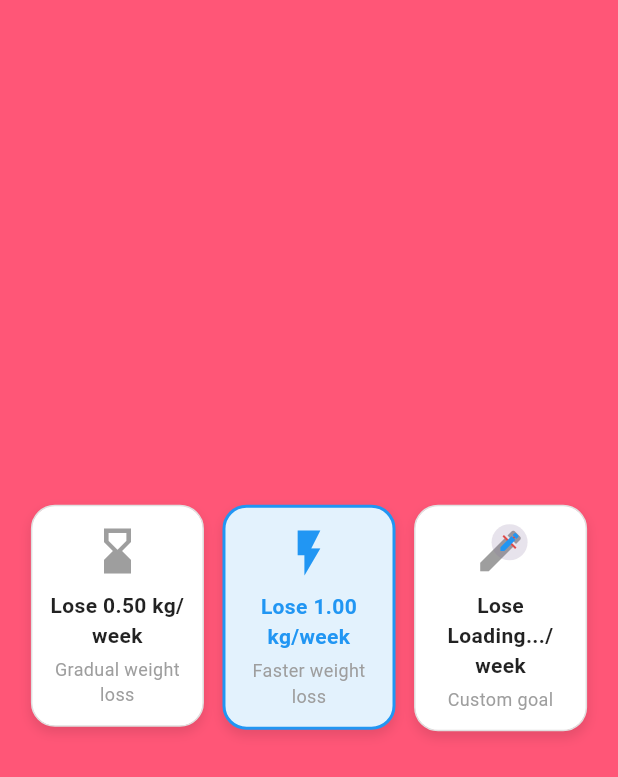
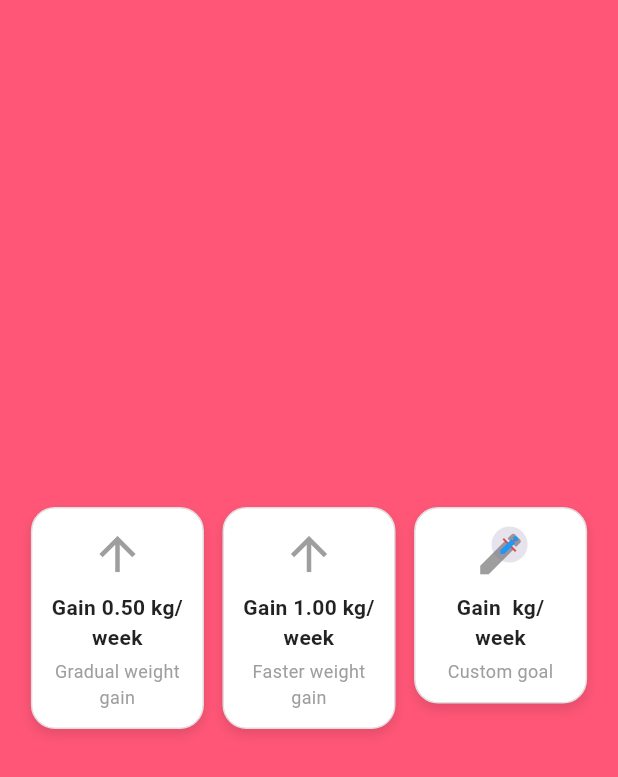
Before and after one commit to real-Hafez/lose_weight_eat_healthy, a Flutter app: the GoalCardList widget shown alone on an empty page, opened directly with empty values, on a phone screen of 412 x 824 dp. Shown: the top 777 px of the screen. Run offline on Flutter 3.47's test engine with Material 3 defaults, Android fonts, the phone set to English and light mode, and no system bars; our stand-ins replace animated_text_kit, auto_animated, auto_size_text, bloc, cached_network_image, cloud_firestore and 22 more; missing offline and left inert: country_flags, d_chart; accounts and stored records are empty.

Commit message:
if user wan to gain weight add it

```diff
--- a/lib/src/features/onboarding_pages/cubit/on-boarding/onboarding_cubit.dart
+++ b/lib/src/features/onboarding_pages/cubit/on-boarding/onboarding_cubit.dart
@@ -3,7 +3,7 @@ import 'package:flutter_bloc/flutter_bloc.dart';
 import 'package:lose_weight_eat_healthy/src/features/onboarding_pages/cubit/on-boarding/onboarding_state.dart';
 
 class OnboardingCubit extends Cubit<OnboardingState> {
-  final PageController _pageController = PageController(initialPage: 8);
+  final PageController _pageController = PageController(initialPage: 0);
 
   OnboardingCubit() : super(OnboardingState());
 
--- a/lib/src/features/onboarding_pages/pages/8_onboarding_Short_Term_goad/cubit/cubit/weight_goal_page_cubit.dart
+++ b/lib/src/features/onboarding_pages/pages/8_onboarding_Short_Term_goad/cubit/cubit/weight_goal_page_cubit.dart
@@ -34,7 +34,7 @@ class WeightGoalCubit extends Cubit<WeightGoalState> {
         weightUnit: prefs.getString('weightUnit') ?? 'kg',
         bodyFatPercentage: prefs.getDouble('bodyFatPercentage') ?? 1,
         customGoal: customGoal,
-    ));
+        selectedOption: 'Gain 1.0'));
   }
 
   // Future<void> selectCustomOption(double customGoal) async {
--- a/lib/src/features/onboarding_pages/pages/8_onboarding_Short_Term_goad/widgets/GoalCardList.dart
+++ b/lib/src/features/onboarding_pages/pages/8_onboarding_Short_Term_goad/widgets/GoalCardList.dart
@@ -18,51 +18,56 @@ class GoalCardList extends StatelessWidget {
   Widget build(BuildContext context) {
     return BlocBuilder<WeightGoalCubit, WeightGoalState>(
       builder: (context, state) {
+        final unit = state.weightUnit;
+        final userGoal = state.userGoal;
+        final isLoseWeight = userGoal == "Lose Weight";
+        final isGainWeight = userGoal == "Gain Weight";
+
         return Center(
           child: Wrap(
-            spacing: MediaQuery.sizeOf(context).width * .03,
-            runSpacing: MediaQuery.sizeOf(context).width * .02,
+            spacing: MediaQuery.sizeOf(context).width * 0.03,
+            runSpacing: MediaQuery.sizeOf(context).width * 0.02,
             alignment: WrapAlignment.center,
             children: [
-              GoalOptionCard(
-                title:
-                    "Lose ${context.read<WeightGoalCubit>().formatWeeklyLoss(0.5)}",
-                description: "Gradual weight loss",
-                icon: Icons.hourglass_bottom,
-                isSelected: state.selectedOption == "Lose 0.5 kg/week",
-                onTap: () => context
-                    .read<WeightGoalCubit>()
-                    .selectOption("Lose 0.5 kg/week"),
-              ),
-              GoalOptionCard(
-                title:
-                    "Lose ${context.read<WeightGoalCubit>().formatWeeklyLoss(1.0)}",
-                description: "Faster weight loss",
-                icon: Icons.flash_on,
-                isSelected: state.selectedOption == "Lose 1 kg/week",
-                onTap: () => context
-                    .read<WeightGoalCubit>()
-                    .selectOption("Lose 1 kg/week"),
-              ),
-              if (customGoal != null)
+              if (userGoal == "Maintain Weight")
                 GoalOptionCard(
-                  title: "Lose $customGoal ${state.userGoal}/week",
-                  description: "Custom goal",
-                  icon: Icons.edit,
-                  isSelected: state.selectedOption == "Custom",
-                  onTap: () =>
-                      context.read<WeightGoalCubit>().selectOption("Custom"),
-                  onDelete: () => onCustomGoalUpdated(null),
-                  onEdit: () => _showCustomInputDialog(context, state),
+                  title: "Maintain Current Weight",
+                  description: "Stay at your current weight.",
+                  icon: Icons.balance,
+                  isSelected: state.selectedOption == "Maintain Weight",
+                  onTap: () => context
+                      .read<WeightGoalCubit>()
+                      .selectOption("Maintain Weight"),
                 )
-              else
-                GoalOptionCard(
-                  title: "Custom Goal",
-                  description: "Set your own weekly goal",
-                  icon: Icons.edit,
-                  isSelected: state.selectedOption == "Custom",
-                  onTap: () => _showCustomInputDialog(context, state),
+              else ...[
+                _buildGoalOption(
+                  context: context,
+                  title:
+                      "${isLoseWeight ? "Lose" : "Gain"} ${context.read<WeightGoalCubit>().formatWeeklyLoss(0.5)}",
+                  description:
+                      "Gradual ${isLoseWeight ? "weight loss" : "weight gain"}",
+                  icon: isLoseWeight
+                      ? Icons.hourglass_bottom
+                      : Icons.arrow_upward,
+                  isSelected: state.selectedOption ==
+                      "${isLoseWeight ? "Lose" : "Gain"} 0.5",
+                  value: "${isLoseWeight ? "Lose" : "Gain"} 0.5",
                 ),
+                _buildGoalOption(
+                  context: context,
+                  title:
+                      "${isLoseWeight ? "Lose" : "Gain"} ${context.read<WeightGoalCubit>().formatWeeklyLoss(1.0)}",
+                  description:
+                      "Faster ${isLoseWeight ? "weight loss" : "weight gain"}",
+                  icon: isLoseWeight
+                      ? Icons.flash_on
+                      : Icons.arrow_upward_outlined,
+                  isSelected: state.selectedOption ==
+                      "${isLoseWeight ? "Lose" : "Gain"} 1.0",
+                  value: "${isLoseWeight ? "Lose" : "Gain"} 1.0",
+                ),
+                _buildCustomGoalOption(context, state),
+              ]
             ],
           ),
         );
@@ -70,8 +75,50 @@ class GoalCardList extends StatelessWidget {
     );
   }
 
+  Widget _buildGoalOption({
+    required BuildContext context,
+    required String title,
+    required String description,
+    required IconData icon,
+    required bool isSelected,
+    required String value,
+  }) {
+    return GoalOptionCard(
+      title: title,
+      description: description,
+      icon: icon,
+      isSelected: isSelected,
+      onTap: () => context.read<WeightGoalCubit>().selectOption(value),
+    );
+  }
+
+  Widget _buildCustomGoalOption(BuildContext context, WeightGoalState state) {
+    final unit = state.weightUnit;
+    final isLoseWeight = state.userGoal == "Lose Weight";
+
+    return customGoal != null
+        ? GoalOptionCard(
+            title: "${isLoseWeight ? "Lose" : "Gain"} $customGoal $unit/week",
+            description: "Custom goal",
+            icon: Icons.edit,
+            isSelected: state.selectedOption == "Custom",
+            onTap: () => context.read<WeightGoalCubit>().selectOption("Custom"),
+            onDelete: () => onCustomGoalUpdated(null),
+            onEdit: () => _showCustomInputDialog(context, state),
+          )
+        : GoalOptionCard(
+            title: "Custom Goal",
+            description: "Set your own weekly goal.",
+            icon: Icons.edit,
+            isSelected: state.selectedOption == "Custom",
+            onTap: () => _showCustomInputDialog(context, state),
+          );
+  }
+
   void _showCustomInputDialog(BuildContext context, WeightGoalState state) {
     final controller = TextEditingController();
+    final unit = state.weightUnit;
+    final isLoseWeight = state.userGoal == "Lose Weight";
 
     showDialog(
       context: context,
@@ -82,7 +129,7 @@ class GoalCardList extends StatelessWidget {
             mainAxisSize: MainAxisSize.min,
             children: [
               Text(
-                "Enter your desired weekly weight loss goal (${state.weightUnit}):",
+                "Enter your desired weekly ${isLoseWeight ? "weight loss" : "weight gain"} goal ($unit):",
                 style: const TextStyle(fontSize: 14),
               ),
               const SizedBox(height: 8),
@@ -107,28 +154,19 @@ class GoalCardList extends StatelessWidget {
                 if (input.isNotEmpty) {
                   final customValue = double.tryParse(input);
                   if (customValue != null && customValue > 0) {
-                    if ((state.weightUnit == "kg" && customValue <= 1.5) ||
-                        (state.weightUnit == "lb" && customValue <= 3.3)) {
+                    if ((unit == "kg" && customValue <= 1.5) ||
+                        (unit == "lb" && customValue <= 3.3)) {
                       onCustomGoalUpdated(customValue.toStringAsFixed(2));
                       context
                           .read<WeightGoalCubit>()
                           .selectCustomOption(customValue);
                       Navigator.of(context).pop();
                     } else {
-                      ScaffoldMessenger.of(context).showSnackBar(
-                        SnackBar(
-                          content: Text(
-                            "A weekly goal of more than ${state.weightUnit == "kg" ? "1.5 kg" : "3.3 lb"} is not healthy.",
-                          ),
-                        ),
-                      );
+                      _showSnackBar(context,
+                          "A weekly goal of more than ${unit == "kg" ? "1.5 kg" : "3.3 lb"} is not healthy.");
                     }
                   } else {
-                    ScaffoldMessenger.of(context).showSnackBar(
-                      const SnackBar(
-                        content: Text("Please enter a valid number."),
-                      ),
-                    );
+                    _showSnackBar(context, "Please enter a valid number.");
                   }
                 }
               },
@@ -139,4 +177,10 @@ class GoalCardList extends StatelessWidget {
       },
     );
   }
+
+  void _showSnackBar(BuildContext context, String message) {
+    ScaffoldMessenger.of(context).showSnackBar(
+      SnackBar(content: Text(message)),
+    );
+  }
 }
```
Also changed, not shown: lib/src/features/onboarding_pages/pages/8_onboarding_Short_Term_goad/page/weight_ShortTerm_Goal.dart (+29 -27 lines). Lines whose indentation alone changed are shown as unchanged.
